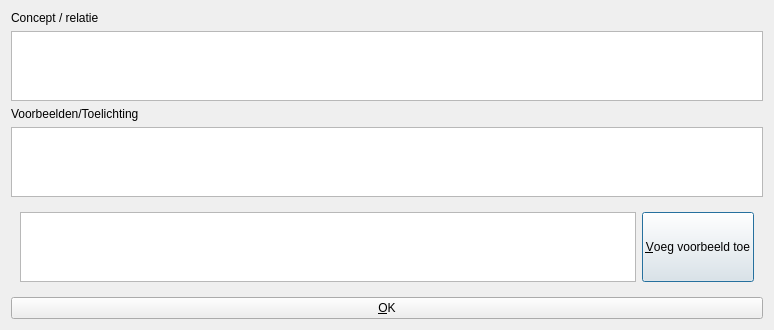
Qt form qtconceptmapconcepteditdialog.ui (richelbilderbeek/QtConceptMap) before a commit.
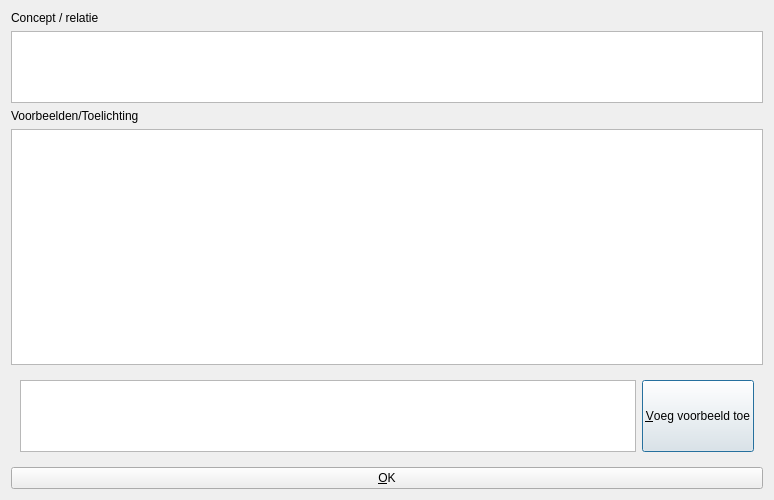
The same form after that commit.

Commit message: screen is resized based on example_widget size

Diff of the .ui file:
```diff
--- a/qtconceptmapconcepteditdialog.ui
+++ b/qtconceptmapconcepteditdialog.ui
@@ -7,7 +7,7 @@
     <x>0</x>
     <y>0</y>
     <width>774</width>
-    <height>329</height>
+    <height>500</height>
    </rect>
   </property>
   <property name="sizePolicy">
@@ -67,6 +67,9 @@
    </item>
    <item>
     <widget class="QTableWidget" name="examples_widget">
+     <property name="enabled">
+      <bool>true</bool>
+     </property>
      <property name="sizePolicy">
       <sizepolicy hsizetype="Preferred" vsizetype="Expanding">
        <horstretch>0</horstretch>
```
The commit also changes 2 other files.
